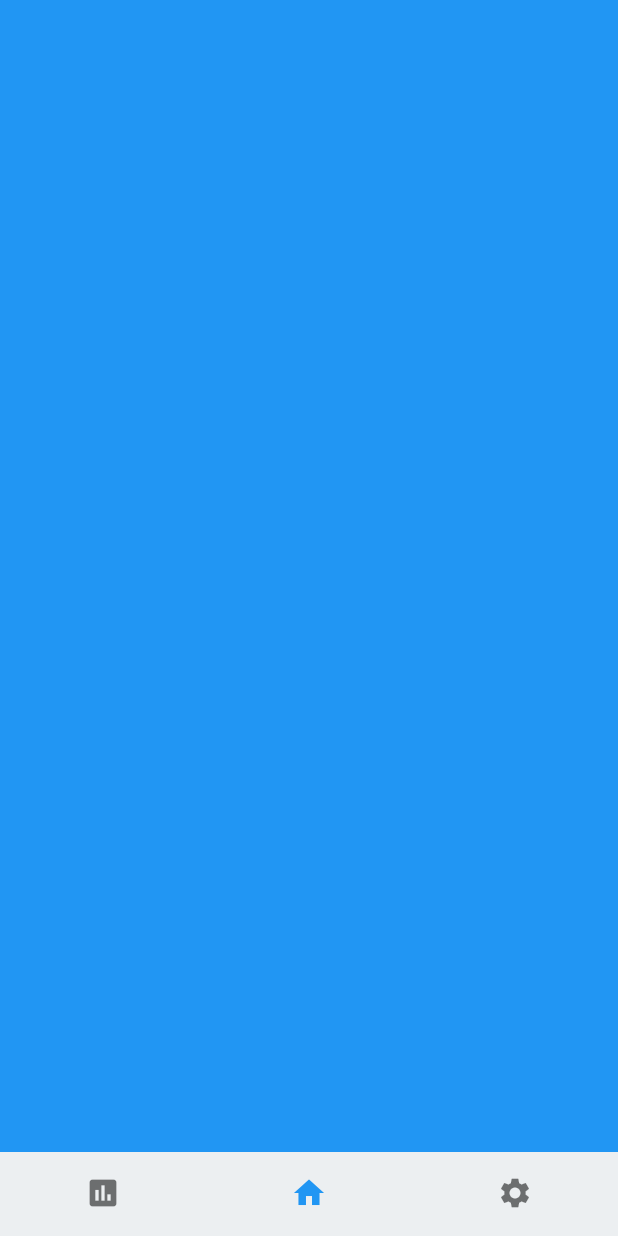
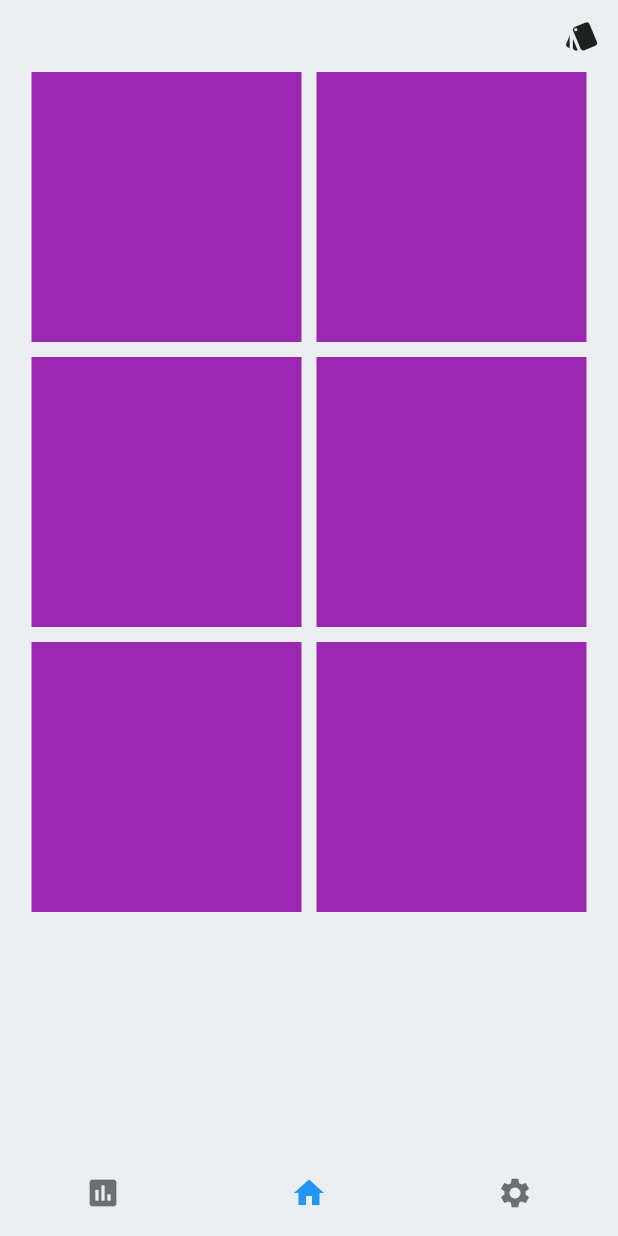
Before and after one commit to kyo-waku/Chobit, a Flutter app: the screen it shows after launch, item 2 of the bottom bar chosen, on a phone screen of 412 x 824 dp. Run offline on Flutter 3.47's test engine with Material 2 defaults, Android fonts, the phone set to English and light mode, and no system bars.

Commit message:
メインのカードなUIの下地

```diff
--- /dev/null
+++ b/lib/card.dart
@@ -0,0 +1,65 @@
+import 'package:flutter/material.dart';
+
+class CardWidget extends StatefulWidget {
+  CardWidget({Key key}) : super(key: key);
+  @override
+  _CardWidgetState createState() => _CardWidgetState();
+}
+
+class _CardWidgetState extends State<CardWidget> {
+  int _cardViewMode = 0;
+  void _onCardViewModeTapped() {
+    setState(() {
+      if (_cardViewMode == 0) {
+        _cardViewMode = 1;
+      } else {
+        _cardViewMode = 0;
+      }
+    });
+  }
+
+  @override
+  Widget build(BuildContext context) {
+    return (SafeArea(
+      child: Column(
+        children: <Widget>[
+          Align(
+            alignment: Alignment.topRight,
+            child: IconButton(
+              icon: _cardViewMode == 0
+                  ? Icon(Icons.style)
+                  : Icon(Icons.view_module),
+              onPressed: _onCardViewModeTapped,
+            ),
+          ),
+          _cardViewMode == 0
+              ? SwipableCardWidget()
+              : Container(
+                  width: 300,
+                  height: 600,
+                  color: Colors.yellow,
+                  child: Text('Swipable Card UI'),
+                ),
+        ],
+      ),
+    ));
+  }
+}
+
+class SwipableCardWidget extends StatelessWidget {
+  @override
+  Widget build(BuildContext context) {
+    return (Wrap(
+      spacing: 10,
+      runSpacing: 10,
+      children: <Widget>[
+        Container(width: 180, height: 180, color: Colors.purple),
+        Container(width: 180, height: 180, color: Colors.purple),
+        Container(width: 180, height: 180, color: Colors.purple),
+        Container(width: 180, height: 180, color: Colors.purple),
+        Container(width: 180, height: 180, color: Colors.purple),
+        Container(width: 180, height: 180, color: Colors.purple),
+      ],
+    ));
+  }
+}
--- a/lib/main.dart
+++ b/lib/main.dart
@@ -1,6 +1,7 @@
 import 'package:flutter/material.dart';
 import './settings.dart';
 import './chart.dart';
+import './card.dart';
 
 void main() {
   runApp(MyApp());
@@ -39,18 +40,16 @@ class _MyHomePageState extends State<MyHomePage> {
 // ページ切り替え
   static List<Widget> _bodyWidgets = [
     ChartWidget(),
-    SafeArea(
-      child: Container(
-        color: Colors.blue,
-      ),
-    ),
+    CardWidget(),
     SettingsWidget(),
   ];
 
   @override
   Widget build(BuildContext context) {
     return Scaffold(
-      body: _bodyWidgets[_selectedIndex],
+      body: SafeArea(
+        child: _bodyWidgets[_selectedIndex],
+      ),
       bottomNavigationBar: BottomNavigationBar(
         elevation: 0,
         items: const <BottomNavigationBarItem>[
```
